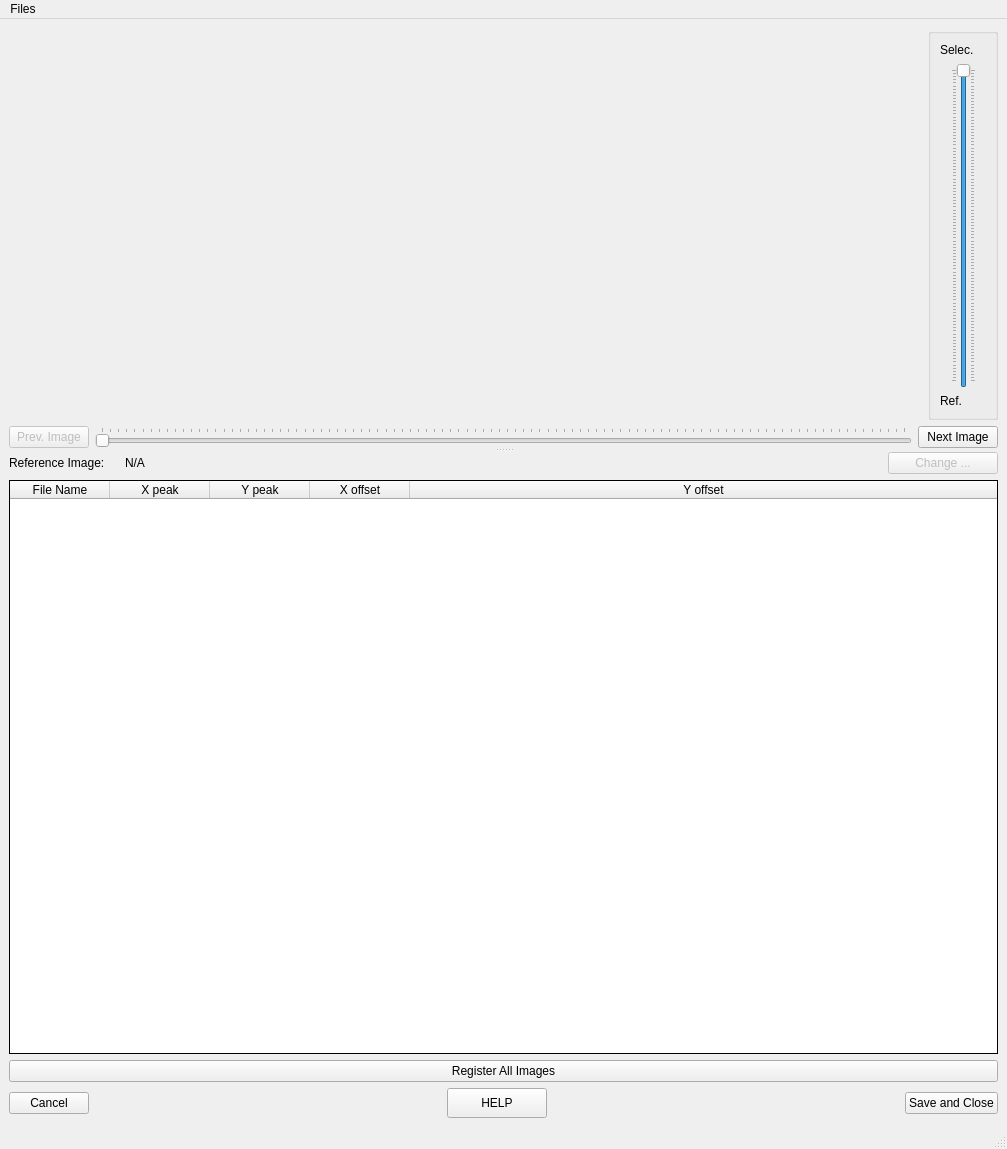
Above: ui/ui_registration_profile.ui from neutronimaging/python_notebooks before the change. Below: the same form after it.
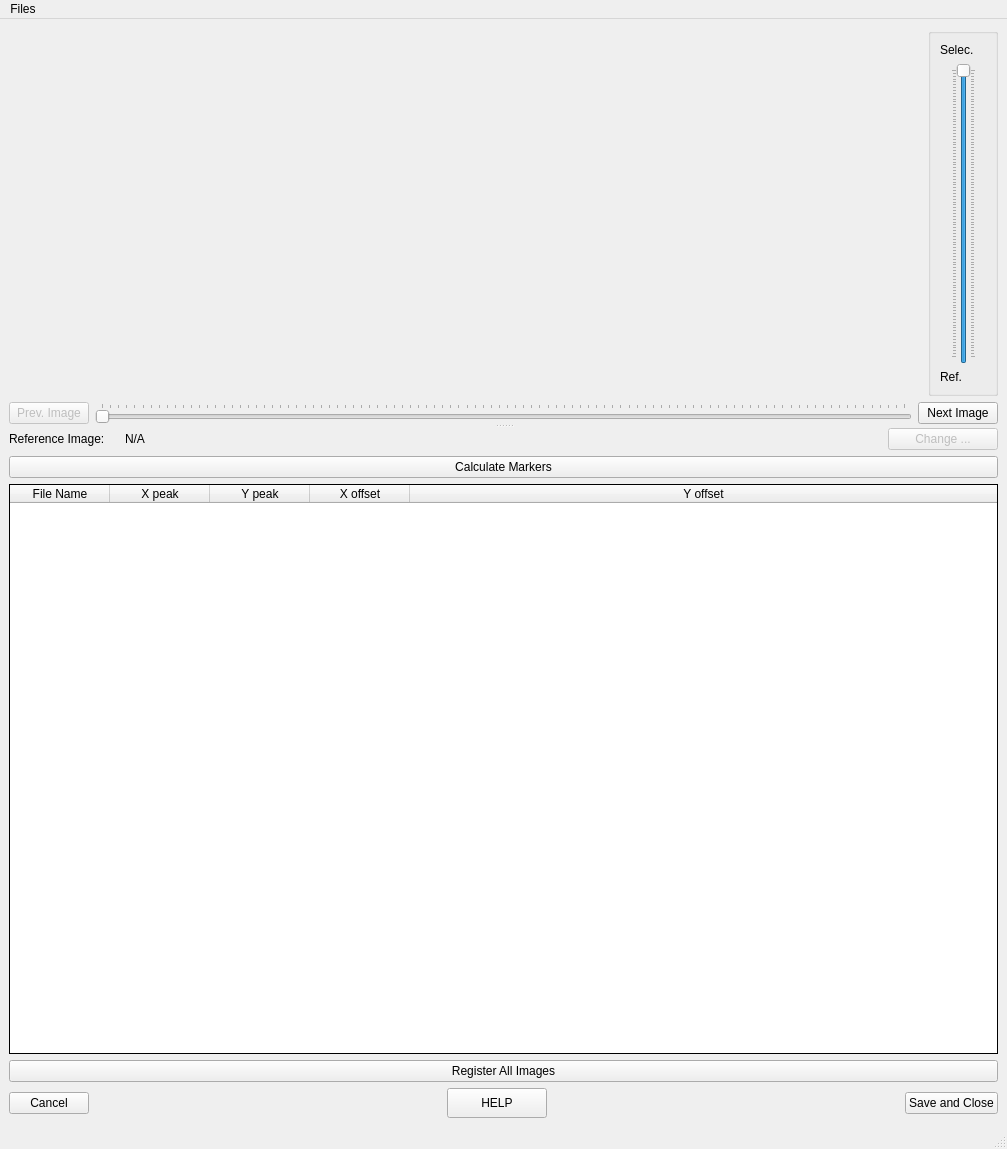
That is the form after the change.

Commit message: Continue design of ui

What changed in the file:
```diff
--- a/ui/ui_registration_profile.ui
+++ b/ui/ui_registration_profile.ui
@@ -205,6 +205,13 @@
            </item>
           </layout>
          </item>
+         <item>
+          <widget class="QPushButton" name="calculate_markers_button">
+           <property name="text">
+            <string>Calculate Markers</string>
+           </property>
+          </widget>
+         </item>
          <item>
           <widget class="QTableWidget" name="tableWidget">
            <property name="sizePolicy">
```
Left out of the diff: 17 changed lines with no effect on the pictures. The commit also changes 3 other files.
